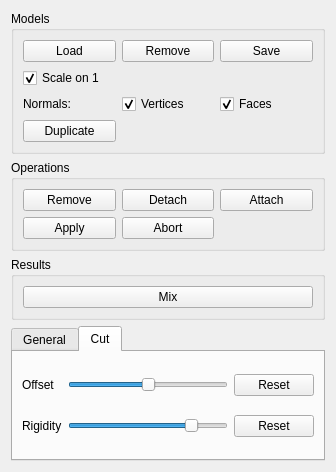
The window that widgets/skinmixer_manager.ui (stefanonuvoli/skinmixer) describes before a commit, drawn with Qt 5.
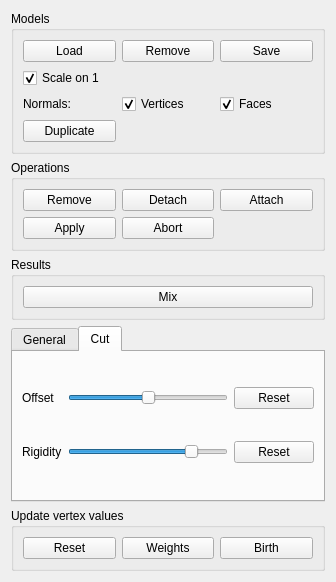
The same window after the commit.

Commit message: Fix blending, skeleton blending, various fixes, preserved vertices and blended with select values

Diff of the .ui file:
```diff
--- a/widgets/skinmixer_manager.ui
+++ b/widgets/skinmixer_manager.ui
@@ -7,7 +7,7 @@
     <x>0</x>
     <y>0</y>
     <width>336</width>
-    <height>472</height>
+    <height>582</height>
    </rect>
   </property>
   <property name="windowTitle">
@@ -255,6 +255,36 @@
      </widget>
     </widget>
    </item>
+   <item>
+    <widget class="QGroupBox" name="updateValuesGroupBox">
+     <property name="title">
+      <string>Update vertex values</string>
+     </property>
+     <layout class="QHBoxLayout" name="horizontalLayout">
+      <item>
+       <widget class="QPushButton" name="updateValuesResetButton">
+        <property name="text">
+         <string>Reset</string>
+        </property>
+       </widget>
+      </item>
+      <item>
+       <widget class="QPushButton" name="updateValuesWeightsButton">
+        <property name="text">
+         <string>Weights</string>
+        </property>
+       </widget>
+      </item>
+      <item>
+       <widget class="QPushButton" name="updateValuesBirthButton">
+        <property name="text">
+         <string>Birth</string>
+        </property>
+       </widget>
+      </item>
+     </layout>
+    </widget>
+   </item>
   </layout>
  </widget>
  <resources/>
```
The commit also changes 18 other files.
